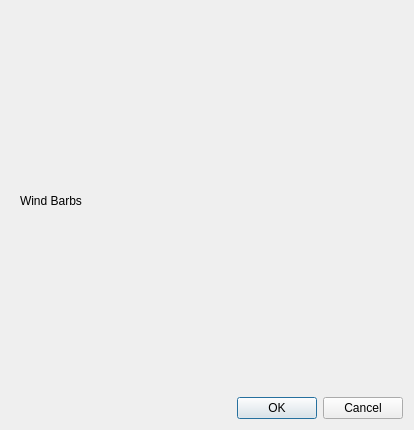
This is src/gui/colorwindow.ui in TheGoodWeather/Vector-Vario-Analyzer as Qt 5 draws it before an edit. The edited form follows.
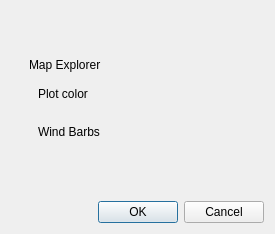
This is the edited form.

Commit message: Linéarisation de l'émagramme + Modification color mapping + correction de quelques bugs

```diff
--- a/src/gui/colorwindow.ui
+++ b/src/gui/colorwindow.ui
@@ -6,8 +6,8 @@
    <rect>
     <x>0</x>
     <y>0</y>
-    <width>414</width>
-    <height>430</height>
+    <width>275</width>
+    <height>234</height>
    </rect>
   </property>
   <property name="windowTitle">
@@ -15,18 +15,89 @@
   </property>
   <layout class="QVBoxLayout" name="verticalLayout">
    <item>
-    <widget class="QWidget" name="windbarbs_color_widget" native="true">
+    <widget class="QWidget" name="widget_4" native="true">
      <layout class="QHBoxLayout" name="horizontalLayout">
       <item>
-       <widget class="QLabel" name="label">
-        <property name="text">
-         <string>Wind Barbs</string>
+       <widget class="QWidget" name="widget_3" native="true">
+        <property name="sizePolicy">
+         <sizepolicy hsizetype="Preferred" vsizetype="Fixed">
+          <horstretch>0</horstretch>
+          <verstretch>0</verstretch>
+         </sizepolicy>
         </property>
+        <layout class="QVBoxLayout" name="verticalLayout_2">
+         <item>
+          <widget class="QLabel" name="label_2">
+           <property name="sizePolicy">
+            <sizepolicy hsizetype="Preferred" vsizetype="Fixed">
+             <horstretch>0</horstretch>
+             <verstretch>0</verstretch>
+            </sizepolicy>
+           </property>
+           <property name="text">
+            <string>Map Explorer</string>
+           </property>
+          </widget>
+         </item>
+         <item>
+          <widget class="QWidget" name="plot_color_widget" native="true">
+           <property name="sizePolicy">
+            <sizepolicy hsizetype="Preferred" vsizetype="Fixed">
+             <horstretch>0</horstretch>
+             <verstretch>0</verstretch>
+            </sizepolicy>
+           </property>
+           <layout class="QHBoxLayout" name="horizontalLayout_3">
+            <item>
+             <widget class="QLabel" name="label_3">
+              <property name="sizePolicy">
+               <sizepolicy hsizetype="Preferred" vsizetype="Fixed">
+                <horstretch>0</horstretch>
+                <verstretch>0</verstretch>
+               </sizepolicy>
+              </property>
+              <property name="text">
+               <string>Plot color</string>
+              </property>
+             </widget>
+            </item>
+            <item>
+             <widget class="QWidget" name="plot_color_button" native="true"/>
+            </item>
+           </layout>
+          </widget>
+         </item>
+         <item>
+          <widget class="QWidget" name="windbarbs_color_widget" native="true">
+           <property name="sizePolicy">
+            <sizepolicy hsizetype="Preferred" vsizetype="Fixed">
+             <horstretch>0</horstretch>
+             <verstretch>0</verstretch>
+            </sizepolicy>
+           </property>
+           <layout class="QHBoxLayout" name="horizontalLayout_2">
+            <item>
+             <widget class="QLabel" name="label">
+              <property name="sizePolicy">
+               <sizepolicy hsizetype="Preferred" vsizetype="Fixed">
+                <horstretch>0</horstretch>
+                <verstretch>0</verstretch>
+               </sizepolicy>
+              </property>
+              <property name="text">
+               <string>Wind Barbs</string>
+              </property>
+             </widget>
+            </item>
+            <item>
+             <widget class="QWidget" name="windbarbs_color_button" native="true"/>
+            </item>
+           </layout>
+          </widget>
+         </item>
+        </layout>
        </widget>
       </item>
-      <item>
-       <widget class="QWidget" name="windbarbs_color_button" native="true"/>
-      </item>
      </layout>
     </widget>
    </item>
```
The commit also changes 13 other files.
